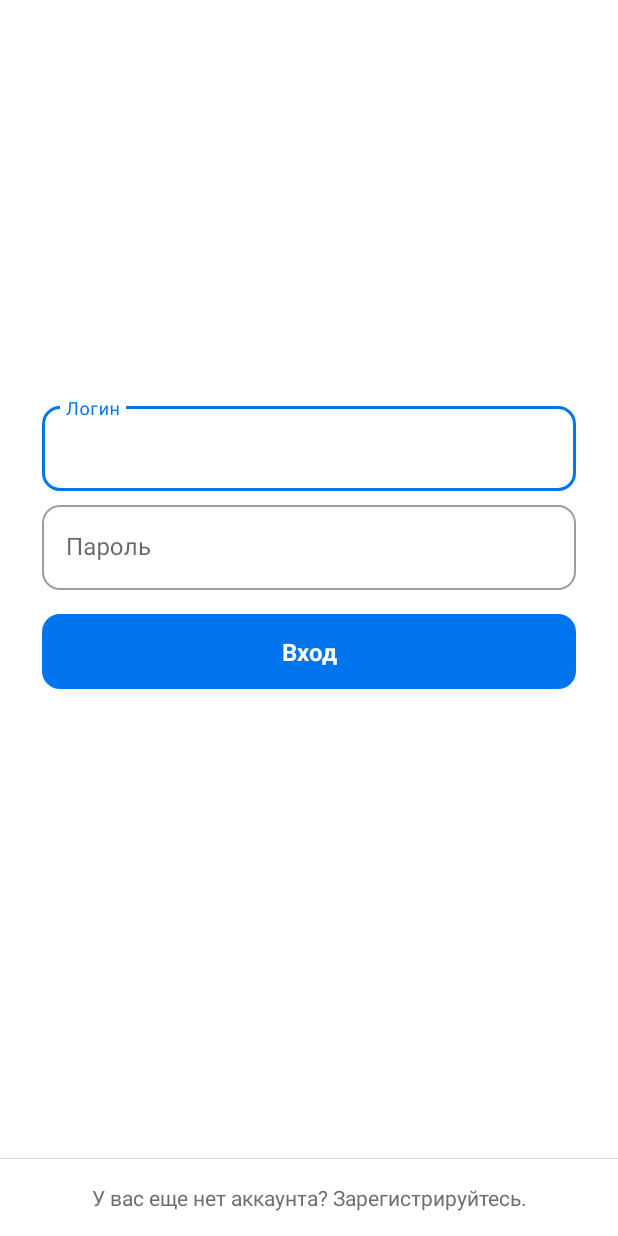
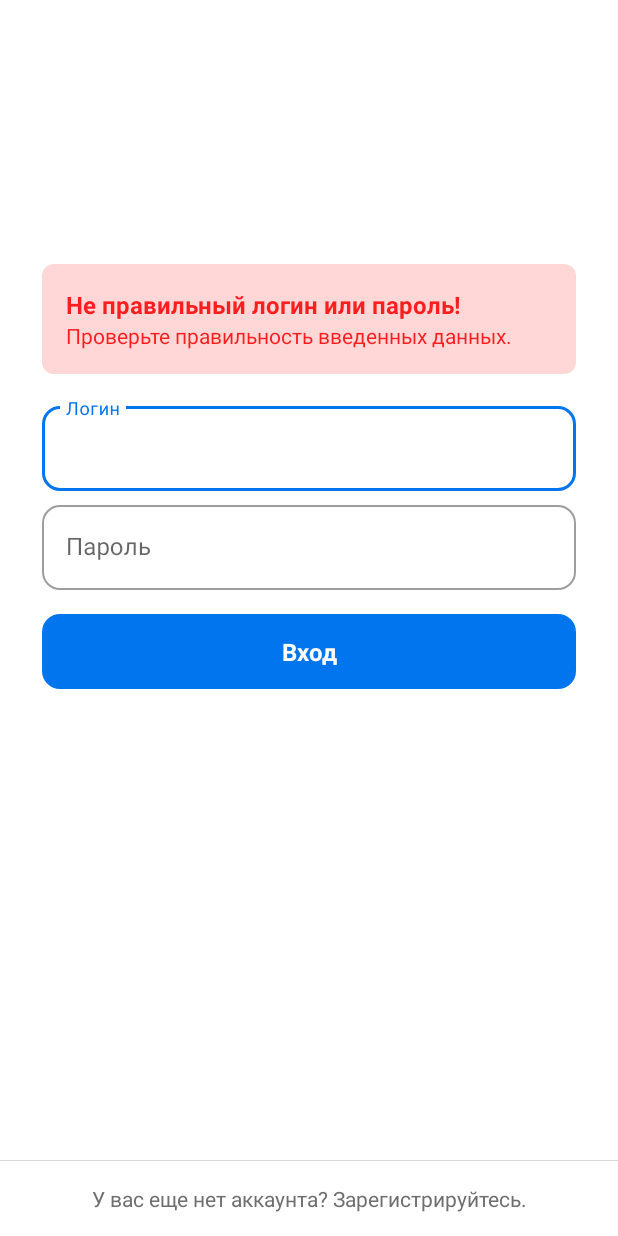
Before and after one commit to eduard1abdulmanov123/Android-Timetable, an Android app: the layout fragment_sign_in.xml on its own in the app's theme, with its tools: preview values and no code run, on a phone screen of 412 x 824 dp. Run offline under Robolectric (Android 15) with nearby library versions, the phone set to English and light mode, and no system bars.

Commit message:
Добавил элемент вью для ошибки при входе

```diff
--- /dev/null
+++ b/app/src/main/res/drawable/bg_error.xml
@@ -0,0 +1,9 @@
+<?xml version="1.0" encoding="utf-8"?>
+<shape
+    xmlns:android="http://schemas.android.com/apk/res/android"
+    android:shape="rectangle">
+
+    <solid android:color="@color/colorErrorBackground"/>
+    <corners android:radius="8dp"/>
+
+</shape>
--- a/app/src/main/res/layout/fragment_sign_in.xml
+++ b/app/src/main/res/layout/fragment_sign_in.xml
@@ -2,9 +2,42 @@
 <androidx.constraintlayout.widget.ConstraintLayout
     xmlns:android="http://schemas.android.com/apk/res/android"
     xmlns:app="http://schemas.android.com/apk/res-auto"
+    xmlns:tools="http://schemas.android.com/tools"
     android:layout_width="match_parent"
     android:layout_height="match_parent"
     android:background="@color/colorBackground">
+
+    <LinearLayout
+        android:id="@+id/messageErrorLinearLayout"
+        android:layout_width="match_parent"
+        android:layout_height="wrap_content"
+        android:layout_marginStart="28dp"
+        android:layout_marginEnd="28dp"
+        android:layout_marginBottom="16dp"
+        android:orientation="vertical"
+        android:padding="16dp"
+        android:background="@drawable/bg_error"
+        android:visibility="gone"
+        app:layout_constraintBottom_toTopOf="@+id/loginTextInputLayout"
+        app:layout_constraintEnd_toEndOf="parent"
+        app:layout_constraintStart_toStartOf="parent"
+        tools:visibility="visible">
+
+        <TextView
+            android:layout_width="wrap_content"
+            android:layout_height="wrap_content"
+            android:textColor="@color/colorErrorText"
+            android:textStyle="bold"
+            android:textSize="@dimen/font_normal"
+            android:text="@string/sign_in_error"/>
+
+        <TextView
+            android:layout_width="wrap_content"
+            android:layout_height="wrap_content"
+            android:textColor="@color/colorErrorText"
+            android:textSize="@dimen/font_small"
+            android:text="@string/sign_in_check_correct"/>
+    </LinearLayout>
 
     <com.google.android.material.textfield.TextInputLayout
         style="@style/Widget.MaterialComponents.TextInputLayout.OutlinedBox"
@@ -86,7 +119,6 @@
         android:id="@+id/view"
         android:layout_width="match_parent"
         android:layout_height="0.5dp"
-        android:layout_marginBottom="8dp"
         android:background="@color/colorSeparate"
         app:layout_constraintBottom_toTopOf="@+id/registerNowTextView"
         app:layout_constraintEnd_toEndOf="parent"
@@ -94,14 +126,10 @@
 
     <TextView
         android:id="@+id/registerNowTextView"
-        android:layout_width="wrap_content"
-        android:layout_height="wrap_content"
-        android:layout_marginBottom="8dp"
+        android:layout_width="0dp"
+        android:layout_height="50dp"
         android:background="?attr/selectableItemBackground"
-        android:paddingStart="16dp"
-        android:paddingTop="8dp"
-        android:paddingEnd="16dp"
-        android:paddingBottom="8dp"
+        android:gravity="center"
         android:text="@string/sign_in_register_now"
         android:textColor="@color/colorTextSecondary"
         android:textSize="@dimen/font_small"
--- a/app/src/main/res/values/colors.xml
+++ b/app/src/main/res/values/colors.xml
@@ -11,4 +11,7 @@
     <color name="colorSeparate">#99BFBFBF</color>
 
     <color name="colorIconLight">#99B5B5B5</color>
+
+    <color name="colorErrorText">#FB1E1E</color>
+    <color name="colorErrorBackground">#FFD7D7</color>
 </resources>
--- a/app/src/main/res/values/strings.xml
+++ b/app/src/main/res/values/strings.xml
@@ -5,6 +5,8 @@
     <string name="sign_in_login">Логин</string>
     <string name="sign_in_password">Пароль</string>
     <string name="sign_in_entry">Вход</string>
+    <string name="sign_in_error">Не правильный логин или пароль!</string>
+    <string name="sign_in_check_correct">Проверьте правильность введенных данных.</string>
     <string name="sign_in_register_now">У вас еще нет аккаунта? Зарегистрируйтесь.</string>
 
     <!--sign_up-->
```
Also changed, not shown: app/src/main/java/abdulmanov/eduard/timetable/presentation/_common/extensions/ViewExtensions.kt (added, +27 -0 lines), app/src/main/java/abdulmanov/eduard/timetable/presentation/login/sign_in/SignInFragment.kt (+33 -1 lines), app/src/main/java/abdulmanov/eduard/timetable/presentation/login/sign_in/SignInViewModel.kt (+11 -0 lines), app/src/main/res/layout/fragment_sign_up.xml (+3 -8 lines).
